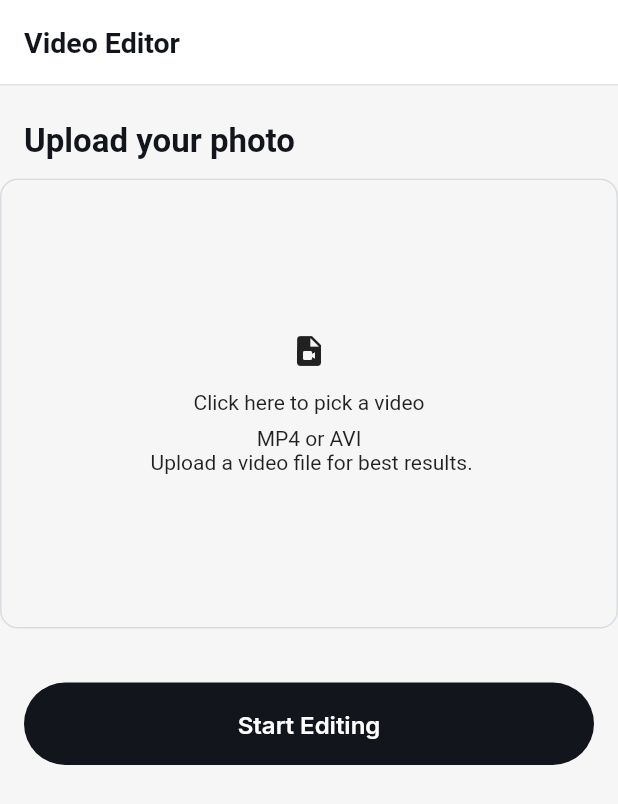
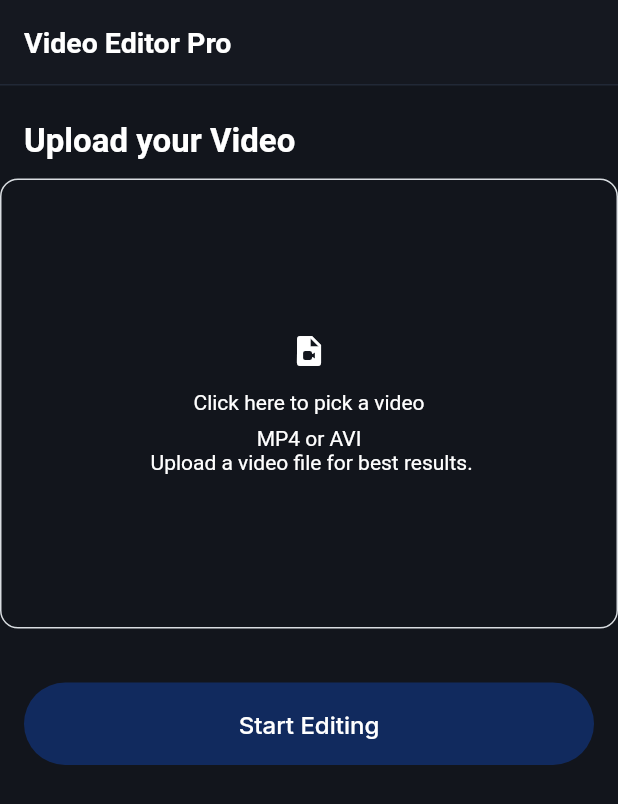
Before and after one commit to gemechis-elias/flutterflow_video_editor, a Flutter app: the screen it shows after launch, on a phone screen of 412 x 824 dp. Shown: the top 804 px of the screen. Run offline on Flutter 3.47's test engine with Material 3 defaults, Android fonts, the phone set to English and light mode, and no system bars; drawn by our look-alikes of auto_size_text; our stand-ins replace file_picker, font_awesome_flutter, from_css_color, go_router, google_fonts, image_picker and 4 more; missing offline and left inert: ffmpeg_kit_flutter_min, fraction, json_path, video_editor; Roboto replaces fonts that are missing (Readex Pro).

Commit message:
Updating to latest FlutterFlow output.

```diff
--- a/lib/pages/home_page/home_page_model.dart
+++ b/lib/pages/home_page/home_page_model.dart
@@ -6,6 +6,8 @@ class HomePageModel extends FlutterFlowModel<HomePageWidget> {
   ///  Local state fields for this page.
 
   FFUploadedFile? file;
+
+  bool isUploaded = false;
 
   ///  State fields for stateful widgets in this page.
 
--- a/lib/pages/home_page/home_page_widget.dart
+++ b/lib/pages/home_page/home_page_widget.dart
@@ -1,11 +1,10 @@
 import '/flutter_flow/flutter_flow_theme.dart';
 import '/flutter_flow/flutter_flow_util.dart';
 import '/flutter_flow/flutter_flow_widgets.dart';
-import 'dart:async';
 import '/custom_code/widgets/index.dart' as custom_widgets;
 import 'package:flutter/material.dart';
+import 'package:flutter/scheduler.dart';
 import 'package:flutter/services.dart';
-import 'package:flutter_keyboard_visibility/flutter_keyboard_visibility.dart';
 import 'home_page_model.dart';
 export 'home_page_model.dart';
 
@@ -26,22 +25,16 @@ class _HomePageWidgetState extends State<HomePageWidget> {
   late HomePageModel _model;
 
   final scaffoldKey = GlobalKey<ScaffoldState>();
-  late StreamSubscription<bool> _keyboardVisibilitySubscription;
-  bool _isKeyboardVisible = false;
 
   @override
   void initState() {
     super.initState();
     _model = createModel(context, () => HomePageModel());
 
-    if (!isWeb) {
-      _keyboardVisibilitySubscription =
-          KeyboardVisibilityController().onChange.listen((bool visible) {
-        setState(() {
-          _isKeyboardVisible = visible;
+    // On page load action.
+    SchedulerBinding.instance.addPostFrameCallback((_) async {
+      setDarkModeSetting(context, ThemeMode.dark);
     });
-      });
-    }
 
     WidgetsBinding.instance.addPostFrameCallback((_) => setState(() {}));
   }
@@ -50,9 +43,6 @@ class _HomePageWidgetState extends State<HomePageWidget> {
   void dispose() {
     _model.dispose();
 
-    if (!isWeb) {
-      _keyboardVisibilitySubscription.cancel();
-    }
     super.dispose();
   }
 
@@ -69,7 +59,7 @@ class _HomePageWidgetState extends State<HomePageWidget> {
           backgroundColor: FlutterFlowTheme.of(context).secondaryBackground,
           automaticallyImplyLeading: false,
           title: Text(
-            'Video Editor',
+            'Video Editor Pro',
             style: FlutterFlowTheme.of(context).titleLarge.override(
                   fontFamily: 'Readex Pro',
                   fontSize: 19.0,
@@ -106,7 +96,7 @@ class _HomePageWidgetState extends State<HomePageWidget> {
                           padding: const EdgeInsetsDirectional.fromSTEB(
                               16.0, 0.0, 0.0, 0.0),
                           child: Text(
-                            'Upload your photo',
+                            'Upload your Video',
                             style: FlutterFlowTheme.of(context)
                                 .titleLarge
                                 .override(
@@ -436,14 +426,64 @@ class _HomePageWidgetState extends State<HomePageWidget> {
                               ),
                           ],
                         ),
-                        if (!(isWeb
-                            ? MediaQuery.viewInsetsOf(context).bottom > 0
-                            : _isKeyboardVisible))
+                        Column(
+                          mainAxisSize: MainAxisSize.max,
+                          children: [
+                            Builder(
+                              builder: (context) {
+                                if (_model.isUploaded) {
+                                  return Stack(
+                                    children: [
                                       Padding(
                                         padding: const EdgeInsetsDirectional.fromSTEB(
                                             16.0, 12.0, 16.0, 0.0),
                                         child: FFButtonWidget(
+                                          onPressed: () {
+                                            print('Button pressed ...');
+                                          },
+                                          text: 'Uploading please wait...',
+                                          options: FFButtonOptions(
+                                            width: double.infinity,
+                                            height: 55.0,
+                                            padding:
+                                                const EdgeInsetsDirectional.fromSTEB(
+                                                    0.0, 0.0, 0.0, 0.0),
+                                            iconPadding:
+                                                const EdgeInsetsDirectional.fromSTEB(
+                                                    0.0, 0.0, 0.0, 0.0),
+                                            color: FlutterFlowTheme.of(context)
+                                                .accent1,
+                                            textStyle:
+                                                FlutterFlowTheme.of(context)
+                                                    .titleSmall
+                                                    .override(
+                                                      fontFamily: 'Inter',
+                                                      color: Colors.white,
+                                                      letterSpacing: 0.0,
+                                                      fontWeight:
+                                                          FontWeight.w600,
+                                                    ),
+                                            elevation: 0.0,
+                                            borderSide: const BorderSide(
+                                              color: Colors.transparent,
+                                              width: 1.0,
+                                            ),
+                                            borderRadius:
+                                                BorderRadius.circular(50.0),
+                                          ),
+                                        ),
+                                      ),
+                                    ],
+                                  );
+                                } else {
+                                  return Padding(
+                                    padding: const EdgeInsetsDirectional.fromSTEB(
+                                        16.0, 12.0, 16.0, 0.0),
+                                    child: FFButtonWidget(
                                       onPressed: () async {
+                                        _model.isUploaded = false;
+                                        setState(() {});
+
                                         context.pushNamed(
                                           'vedioEditor',
                                           queryParameters: {
@@ -460,25 +500,31 @@ class _HomePageWidgetState extends State<HomePageWidget> {
                                         height: 55.0,
                                         padding: const EdgeInsetsDirectional.fromSTEB(
                                             0.0, 0.0, 0.0, 0.0),
-                                iconPadding: const EdgeInsetsDirectional.fromSTEB(
+                                        iconPadding:
+                                            const EdgeInsetsDirectional.fromSTEB(
                                                 0.0, 0.0, 0.0, 0.0),
-                                color: FlutterFlowTheme.of(context).primaryText,
+                                        color: FlutterFlowTheme.of(context)
+                                            .accent1,
                                         textStyle: FlutterFlowTheme.of(context)
                                             .titleSmall
                                             .override(
                                               fontFamily: 'Inter',
-                                      color: Colors.white,
                                               letterSpacing: 0.0,
-                                      fontWeight: FontWeight.w600,
                                             ),
                                         elevation: 0.0,
                                         borderSide: const BorderSide(
                                           color: Colors.transparent,
                                           width: 1.0,
                                         ),
-                                borderRadius: BorderRadius.circular(50.0),
+                                        borderRadius:
+                                            BorderRadius.circular(50.0),
                                       ),
                                     ),
+                                  );
+                                }
+                              },
+                            ),
+                          ],
                         ),
                       ]
                           .divide(const SizedBox(height: 12.0))
--- a/lib/pages/vedio_editor/vedio_editor_widget.dart
+++ b/lib/pages/vedio_editor/vedio_editor_widget.dart
@@ -47,10 +47,10 @@ class _VedioEditorWidgetState extends State<VedioEditorWidget> {
         key: scaffoldKey,
         backgroundColor: FlutterFlowTheme.of(context).primaryBackground,
         appBar: AppBar(
-          backgroundColor: FlutterFlowTheme.of(context).primaryText,
+          backgroundColor: FlutterFlowTheme.of(context).secondaryBackground,
           automaticallyImplyLeading: false,
           title: Text(
-            'Video Editor Pro',
+            'Video Editor Pro ',
             style: FlutterFlowTheme.of(context).headlineMedium.override(
                   fontFamily: 'Readex Pro',
                   color: Colors.white,
--- a/pubspec.yaml
+++ b/pubspec.yaml
@@ -32,7 +32,6 @@ dependencies:
   file_picker:
   flutter_animate: 4.5.0
   flutter_cache_manager: 3.3.1
-  flutter_keyboard_visibility: 5.4.1
   font_awesome_flutter: 10.6.0
   fraction:
   from_css_color: 2.0.0
```
Also changed, not shown: lib/custom_code/widgets/video_editor.dart (+25 -6 lines). Lines whose indentation alone changed are shown as unchanged.
